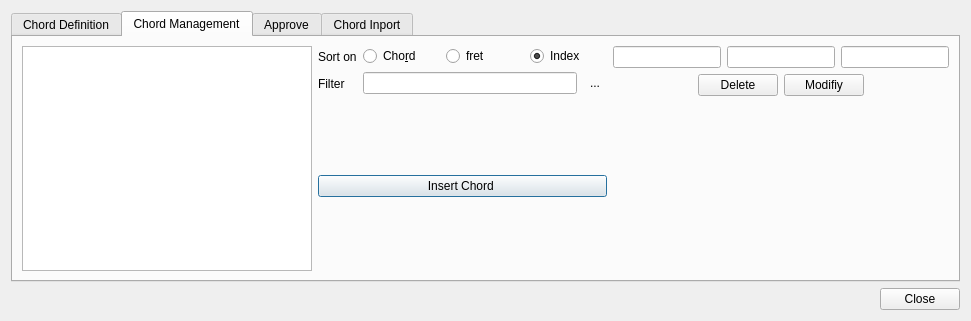
Qt form chordv-0.1/ui/dialogchorddefinition.ui (jpcima/chordv) before a commit.
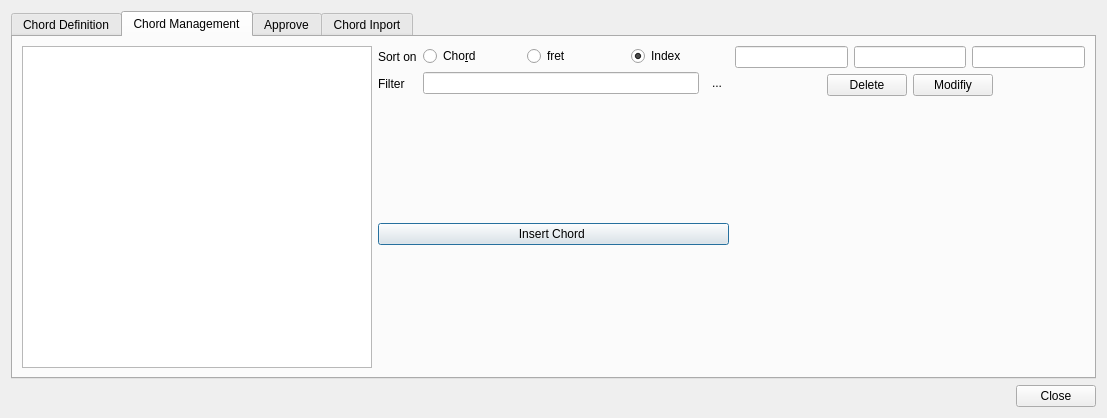
The same form after that commit. The open tabs and pages were chosen to show the change. Icons and pictures are not drawn. Custom widgets are drawn as their Qt base class.

Commit message: TabbleVieChord in chord definition change when arrow are pressed

Patch:
```diff
--- a/chordv-0.1/ui/dialogchorddefinition.ui
+++ b/chordv-0.1/ui/dialogchorddefinition.ui
@@ -6,8 +6,8 @@
    <rect>
     <x>0</x>
     <y>0</y>
-    <width>971</width>
-    <height>321</height>
+    <width>1107</width>
+    <height>418</height>
    </rect>
   </property>
   <property name="windowTitle">
```
Left out of the diff: 4 changed lines with no effect on the pictures. The commit also changes 2 other files.
